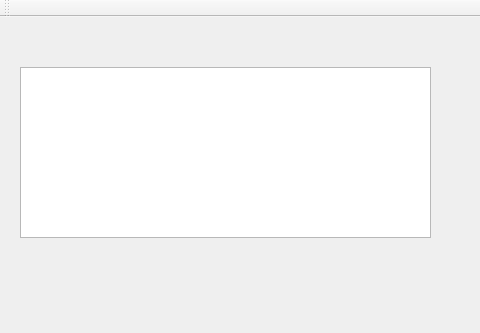
Qt form udptrans.ui (shuzibanshou/feichuan) before a commit.
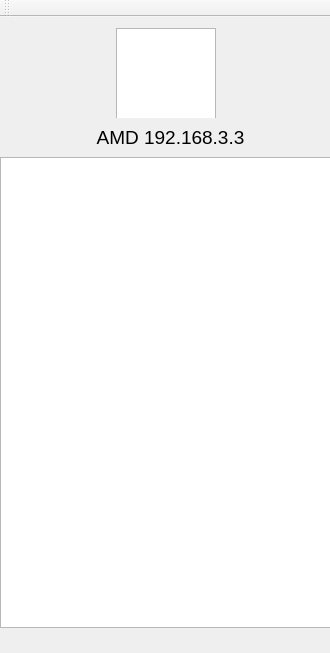
The same form after that commit.

```diff
--- a/udptrans.ui
+++ b/udptrans.ui
@@ -6,21 +6,97 @@
    <rect>
     <x>0</x>
     <y>0</y>
-    <width>480</width>
-    <height>333</height>
+    <width>330</width>
+    <height>653</height>
    </rect>
   </property>
   <property name="windowTitle">
    <string>UDPTrans</string>
   </property>
   <widget class="QWidget" name="centralWidget">
-   <widget class="QTextEdit" name="textEdit">
+   <widget class="QLabel" name="localIPv4">
     <property name="geometry">
      <rect>
-      <x>20</x>
-      <y>50</y>
-      <width>411</width>
-      <height>171</height>
+      <x>90</x>
+      <y>100</y>
+      <width>161</width>
+      <height>41</height>
+     </rect>
+    </property>
+    <property name="font">
+     <font>
+      <family>Yu Gothic UI</family>
+      <pointsize>14</pointsize>
+     </font>
+    </property>
+    <property name="text">
+     <string>AMD 192.168.3.3</string>
+    </property>
+    <property name="alignment">
+     <set>Qt::AlignCenter</set>
+    </property>
+   </widget>
+   <widget class="QWidget" name="horizontalLayoutWidget">
+    <property name="geometry">
+     <rect>
+      <x>0</x>
+      <y>0</y>
+      <width>331</width>
+      <height>101</height>
+     </rect>
+    </property>
+    <layout class="QHBoxLayout" name="horizontalLayout">
+     <item>
+      <spacer name="horizontalSpacer_2">
+       <property name="orientation">
+        <enum>Qt::Horizontal</enum>
+       </property>
+       <property name="sizeHint" stdset="0">
+        <size>
+         <width>40</width>
+         <height>20</height>
+        </size>
+       </property>
+      </spacer>
+     </item>
+     <item>
+      <widget class="QGraphicsView" name="graphicsView">
+       <property name="minimumSize">
+        <size>
+         <width>100</width>
+         <height>100</height>
+        </size>
+       </property>
+       <property name="maximumSize">
+        <size>
+         <width>100</width>
+         <height>100</height>
+        </size>
+       </property>
+      </widget>
+     </item>
+     <item>
+      <spacer name="horizontalSpacer">
+       <property name="orientation">
+        <enum>Qt::Horizontal</enum>
+       </property>
+       <property name="sizeHint" stdset="0">
+        <size>
+         <width>40</width>
+         <height>20</height>
+        </size>
+       </property>
+      </spacer>
+     </item>
+    </layout>
+   </widget>
+   <widget class="QListWidget" name="remoteDevice">
+    <property name="geometry">
+     <rect>
+      <x>0</x>
+      <y>140</y>
+      <width>331</width>
+      <height>471</height>
      </rect>
     </property>
    </widget>
```
Left out of the diff: 2 changed lines with no effect on the pictures.
